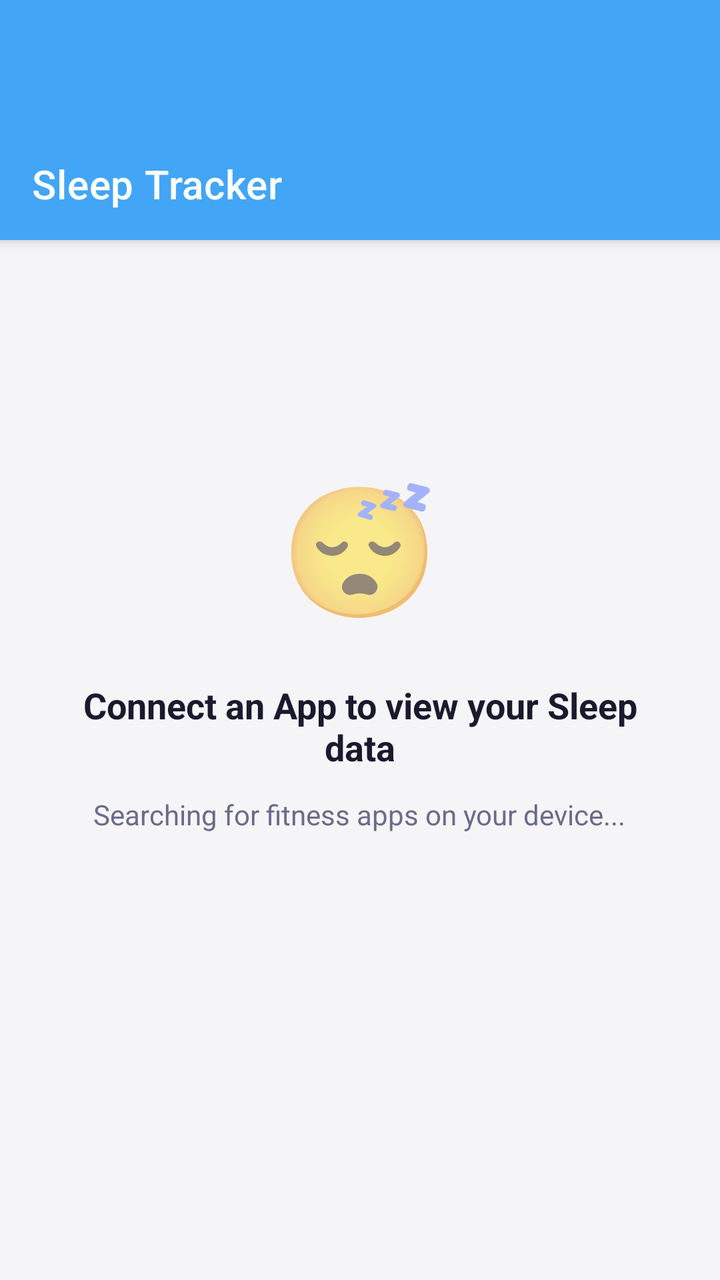
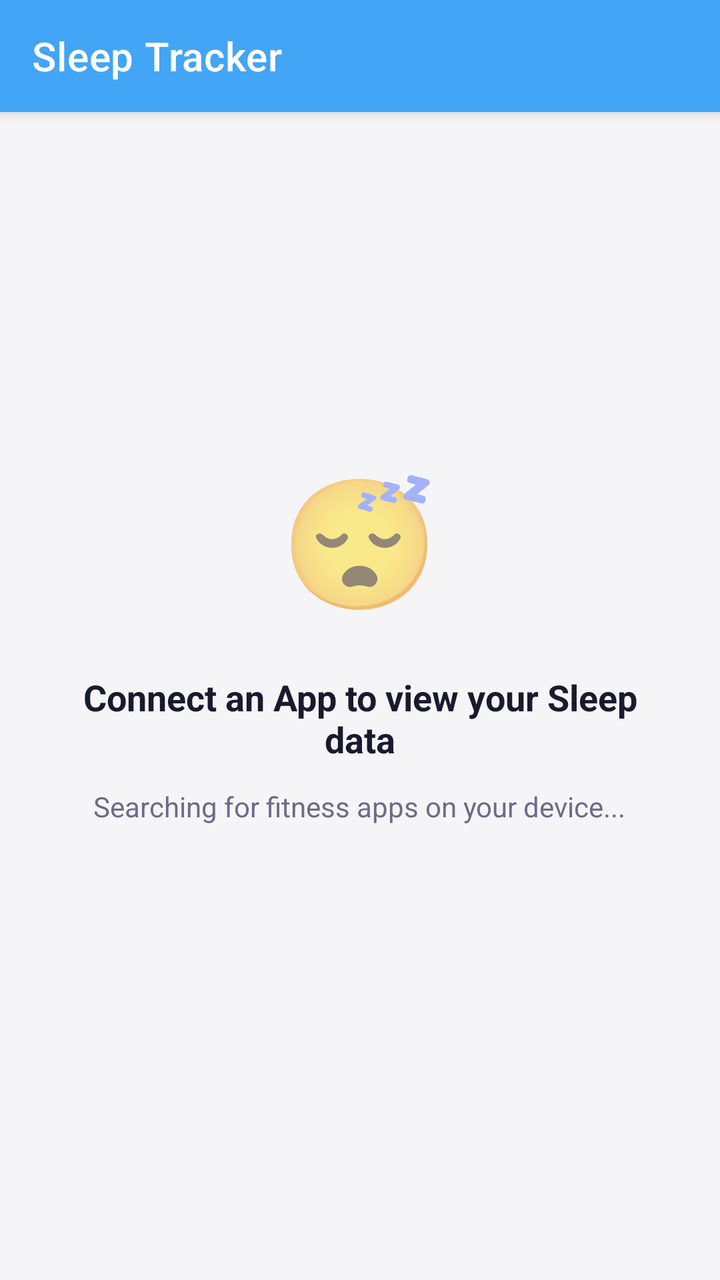

Compare the two renders of this Android layout. The source of the first and the diff that turns it into the second are given below.
<!-- AndroidManifest.xml: application theme Theme.DailyRoutine -->
<!-- res/layout/activity_sleep_tracking.xml -->
<?xml version="1.0" encoding="utf-8"?>
<androidx.coordinatorlayout.widget.CoordinatorLayout xmlns:android="http://schemas.android.com/apk/res/android"
    xmlns:app="http://schemas.android.com/apk/res-auto"
    android:layout_width="match_parent"
    android:layout_height="match_parent"
    android:background="@color/bgPage">

    <com.google.android.material.appbar.AppBarLayout
        android:layout_width="match_parent"
        android:layout_height="wrap_content"
        android:background="@color/healthSleep"
        android:paddingTop="64dp">

        <androidx.appcompat.widget.Toolbar
            android:id="@+id/toolbar"
            android:layout_width="match_parent"
            android:layout_height="?attr/actionBarSize"
            app:title="Sleep Tracker"
            app:titleTextColor="@android:color/white"/>

        <com.google.android.material.tabs.TabLayout
            android:id="@+id/tabLayoutSleep"
            android:layout_width="match_parent"
            android:layout_height="wrap_content"
            android:background="@color/healthSleep"
            app:tabTextColor="#B3E5FC"
            app:tabSelectedTextColor="@android:color/white"
            app:tabIndicatorColor="@android:color/white"
            app:tabMode="fixed"
            android:visibility="gone">
            <com.google.android.material.tabs.TabItem android:layout_width="wrap_content" android:layout_height="wrap_content" android:text="Weekly"/>
            <com.google.android.material.tabs.TabItem android:layout_width="wrap_content" android:layout_height="wrap_content" android:text="Monthly"/>
        </com.google.android.material.tabs.TabLayout>

    </com.google.android.material.appbar.AppBarLayout>

    <FrameLayout
        android:id="@+id/sleepContentContainer"
        android:layout_width="match_parent"
        android:layout_height="match_parent"
        android:paddingBottom="80dp"
        app:layout_behavior="@string/appbar_scrolling_view_behavior">

        
        <LinearLayout
            android:id="@+id/llConnectApp"
            android:layout_width="match_parent"
            android:layout_height="match_parent"
            android:orientation="vertical"
            android:gravity="center"
            android:padding="32dp"
            android:visibility="visible">

            <TextView android:layout_width="wrap_content" android:layout_height="wrap_content" android:text="😴" android:textSize="64sp"/>
            <TextView
                android:layout_width="wrap_content"
                android:layout_height="wrap_content"
                android:layout_marginTop="24dp"
                android:text="Connect an App to view your Sleep data"
                android:textSize="18sp"
                android:textStyle="bold"
                android:textColor="@color/textPrimary"
                android:gravity="center"/>

            <TextView
                android:id="@+id/tvFoundApps"
                android:layout_width="wrap_content"
                android:layout_height="wrap_content"
                android:layout_marginTop="12dp"
                android:text="Searching for fitness apps on your device..."
                android:textSize="14sp"
                android:textColor="@color/textSecondary"
                android:gravity="center"/>

            <LinearLayout
                android:id="@+id/llAppList"
                android:layout_width="match_parent"
                android:layout_height="wrap_content"
                android:orientation="vertical"
                android:layout_marginTop="32dp"/>

            <ProgressBar
                android:id="@+id/pbSyncing"
                android:layout_width="wrap_content"
                android:layout_height="wrap_content"
                android:layout_marginTop="32dp"
                android:visibility="gone"/>
            <TextView
                android:id="@+id/tvSyncing"
                android:layout_width="wrap_content"
                android:layout_height="wrap_content"
                android:layout_marginTop="12dp"
                android:text="Syncing Data..."
                android:textSize="14sp"
                android:textStyle="italic"
                android:visibility="gone"/>
        </LinearLayout>

        
        <LinearLayout
            android:id="@+id/llSleepAnalytics"
            android:layout_width="match_parent"
            android:layout_height="match_parent"
            android:orientation="vertical"
            android:visibility="gone">

            <FrameLayout
                android:layout_width="match_parent"
                android:layout_height="0dp"
                android:layout_weight="1">

                
                <LinearLayout
                    android:id="@+id/viewWeeklySleep"
                    android:layout_width="match_parent"
                    android:layout_height="match_parent"
                    android:orientation="vertical">

                    <HorizontalScrollView
                        android:layout_width="match_parent"
                        android:layout_height="320dp"
                        android:scrollbars="none">
                        <RelativeLayout
                            android:layout_width="wrap_content"
                            android:layout_height="match_parent">

                            
                            <View android:layout_width="2000dp" android:layout_height="1dp" android:background="#26000000" android:layout_marginTop="70dp"/>
                            <TextView android:layout_width="wrap_content" android:layout_height="wrap_content" android:text="10h" android:textSize="10sp" android:textStyle="bold" android:textColor="#80000000" android:layout_marginTop="56dp" android:paddingStart="4dp"/>

                            <View android:layout_width="2000dp" android:layout_height="2dp" android:background="#805C6BC0" android:layout_marginTop="120dp"/>
                            <TextView android:layout_width="wrap_content" android:layout_height="wrap_content" android:text="Goal: 8h" android:textSize="10sp" android:textStyle="bold" android:textColor="#5C6BC0" android:layout_marginTop="106dp" android:paddingStart="4dp"/>

                            <View android:layout_width="2000dp" android:layout_height="1dp" android:background="#26000000" android:layout_marginTop="170dp"/>
                            <TextView android:layout_width="wrap_content" android:layout_height="wrap_content" android:text="6h" android:textSize="10sp" android:textStyle="bold" android:textColor="#80000000" android:layout_marginTop="156dp" android:paddingStart="4dp"/>

                            <LinearLayout
                                android:id="@+id/llWeeklySleepGraph"
                                android:layout_width="wrap_content"
                                android:layout_height="match_parent"
                                android:orientation="horizontal"
                                android:padding="16dp"
                                android:gravity="bottom"/>
                        </RelativeLayout>
                    </HorizontalScrollView>

                    <TextView
                        android:id="@+id/tvWeeklySleepWarning"
                        android:layout_width="match_parent"
                        android:layout_height="wrap_content"
                        android:padding="16dp"
                        android:text="⚠️ Sleep deficit detected..."
                        android:textColor="#E65100"
                        android:textStyle="bold"
                        android:gravity="center"
                        android:background="#FFF3E0"
                        android:layout_margin="16dp"
                        android:visibility="gone"/>
                </LinearLayout>

                
                <LinearLayout
                    android:id="@+id/viewMonthlySleep"
                    android:layout_width="match_parent"
                    android:layout_height="match_parent"
                    android:orientation="vertical"
                    android:visibility="gone">

                    <androidx.recyclerview.widget.RecyclerView
                        android:id="@+id/rvMonthlySleep"
                        android:layout_width="match_parent"
                        android:layout_height="match_parent"
                        android:orientation="horizontal"
                        app:layoutManager="androidx.recyclerview.widget.LinearLayoutManager"/>

                    <TextView
                        android:id="@+id/tvMonthlySleepWarning"
                        android:layout_width="match_parent"
                        android:layout_height="wrap_content"
                        android:padding="16dp"
                        android:text="⚠️ Sleep target not met in..."
                        android:textColor="#E65100"
                        android:textStyle="bold"
                        android:gravity="center"
                        android:background="#FFF3E0"
                        android:layout_margin="16dp"
                        android:visibility="gone"/>
                </LinearLayout>

            </FrameLayout>
        </LinearLayout>

    </FrameLayout>

</androidx.coordinatorlayout.widget.CoordinatorLayout>
<!-- resources referenced by this layout -->
<resources>
  <color name="bgPage">#F5F5F7</color>
  <color name="healthSleep">#42A5F5</color>
  <color name="textPrimary">#1A1A2E</color>
  <color name="textSecondary">#6B6B8A</color>
  <style name="Theme.DailyRoutine" parent="Theme.MaterialComponents.DayNight.NoActionBar">
          <item name="colorPrimary">@color/primary</item>
          <item name="colorPrimaryVariant">@color/primaryDark</item>
          <item name="colorOnPrimary">@android:color/white</item>
          <item name="colorSecondary">@color/accent</item>
          <item name="colorOnSecondary">@android:color/white</item>
          <item name="android:windowBackground">@color/bgPage</item>
          <item name="android:statusBarColor">@color/statusBar</item>
          <item name="android:navigationBarColor">@color/primaryDark</item>
          
          <item name="dialogCornerRadius">16dp</item>
      </style>
  <color name="primary">#5B5FEF</color>
  <color name="primaryDark">#3F41C2</color>
  <color name="accent">#7E57C2</color>
  <color name="statusBar">#5B5FEF</color>
</resources>

<!-- the commit's change to res/layout/activity_sleep_tracking.xml (unified diff, before → after) -->
@@ -6,10 +6,10 @@
     android:background="@color/bgPage">
 
     <com.google.android.material.appbar.AppBarLayout
+        android:id="@+id/appBar"
         android:layout_width="match_parent"
         android:layout_height="wrap_content"
-        android:background="@color/healthSleep"
-        android:paddingTop="64dp">
+        android:background="@color/healthSleep">
 
         <androidx.appcompat.widget.Toolbar
             android:id="@+id/toolbar"
@@ -38,7 +38,7 @@
         android:id="@+id/sleepContentContainer"
         android:layout_width="match_parent"
         android:layout_height="match_parent"
-        android:paddingBottom="80dp"
+        android:paddingBottom="24dp"
         app:layout_behavior="@string/appbar_scrolling_view_behavior">
 
         
